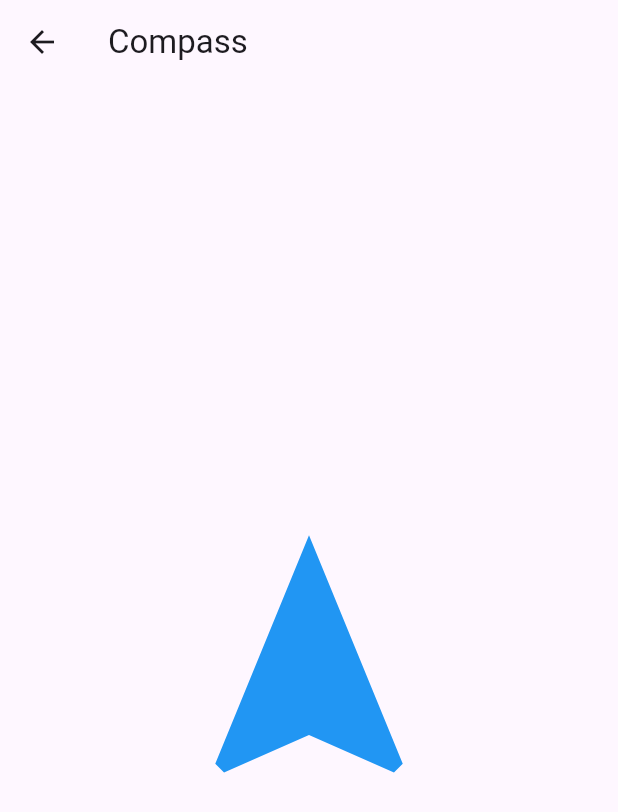
After one commit to nurdiana/super_app, a Flutter app: the screen it shows after launch, after a tap on "Compass", on a phone screen of 412 x 824 dp. The commit adds this screen. Shown: the top 812 px of the screen. Run offline on Flutter 3.47's test engine with Material 3 defaults, Android fonts, the phone set to English and light mode, and no system bars; our stand-ins replace sensors_plus.

Commit message:
Add compass page

```diff
--- /dev/null
+++ b/lib/compass.dart
@@ -0,0 +1,60 @@
+import 'dart:async';
+
+import 'package:flutter/material.dart';
+import 'package:sensors_plus/sensors_plus.dart';
+import 'dart:math';
+
+class Compass extends StatefulWidget {
+  const Compass({super.key});
+
+  @override
+  State<Compass> createState() => _CompassState();
+}
+
+class _CompassState extends State<Compass> {
+  double _heading = 0;
+  final _streamSubscriptions = <StreamSubscription<dynamic>>[];
+
+  @override
+  void initState() {
+    super.initState();
+    // Listen to sensor updates
+    _streamSubscriptions.add(
+      magnetometerEventStream().listen(
+        (MagnetometerEvent event) {
+          setState(
+            () {
+              _heading = atan2(event.y, event.x) * (180 / pi);
+              if (_heading < 0) _heading += 360;
+            },
+          );
+        },
+      ),
+    );
+  }
+
+  @override
+  void dispose() {
+    for (final subscription in _streamSubscriptions) {
+      subscription.cancel();
+    }
+    super.dispose();
+  }
+
+  @override
+  Widget build(BuildContext context) {
+    return Scaffold(
+      appBar: AppBar(title: const Text('Compass')),
+      body: Center(
+        child: Transform.rotate(
+          angle: (_heading * pi / 180) * -1,
+          child: const Icon(
+            Icons.navigation,
+            size: 200,
+            color: Colors.blue,
+          ),
+        ),
+      ),
+    );
+  }
+}
--- a/lib/main.dart
+++ b/lib/main.dart
@@ -1,4 +1,5 @@
 import 'package:flutter/material.dart';
+import 'package:super_app/compass.dart';
 import 'package:super_app/counter_page.dart';
 import 'package:super_app/sensor_plus/snake_page.dart';
 import 'package:super_app/widget/my_button.dart';
@@ -121,6 +122,17 @@ class _MyHomePageState extends State<MyHomePage> {
                 );
               },
             ),
+            myButton(
+              "Compass",
+              () {
+                Navigator.push(
+                  context,
+                  MaterialPageRoute(
+                    builder: (context) => const Compass(),
+                  ),
+                );
+              },
+            ),
           ],
         ),
       ),
```
